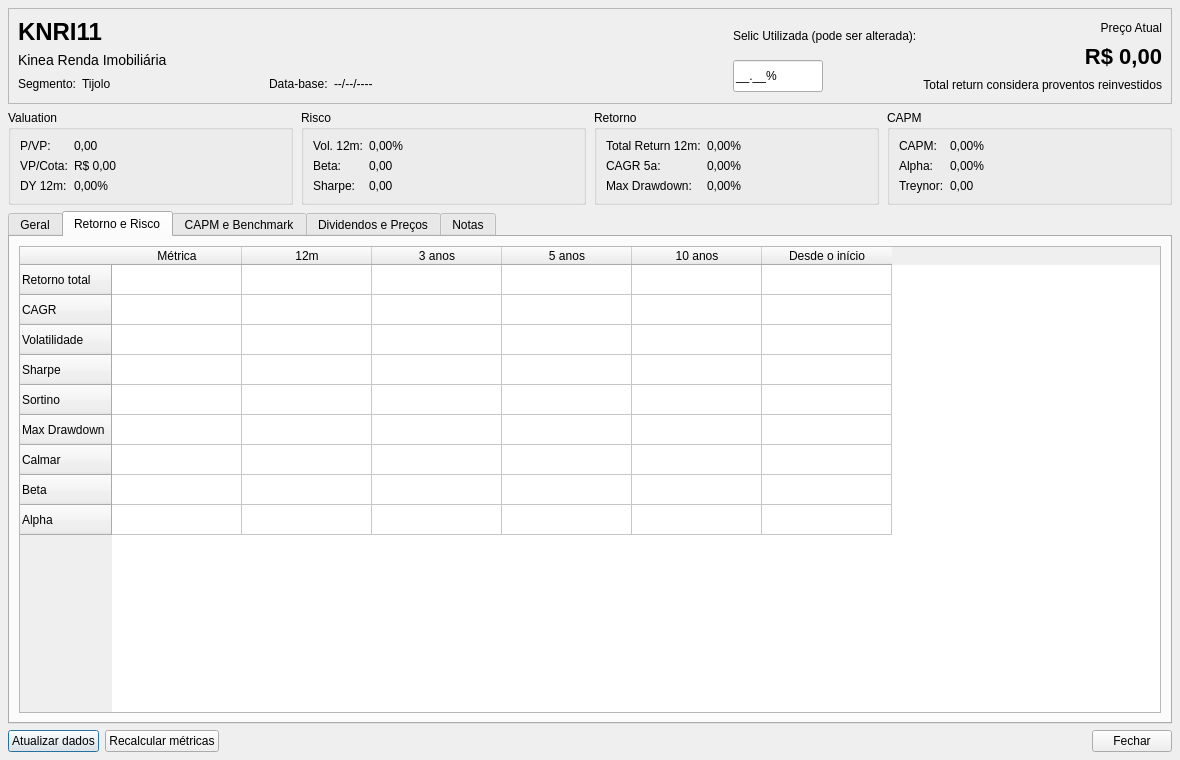
Qt form src/ui/frmFiiDetail.ui (jeronimopenha/MarginMiner) before a commit.
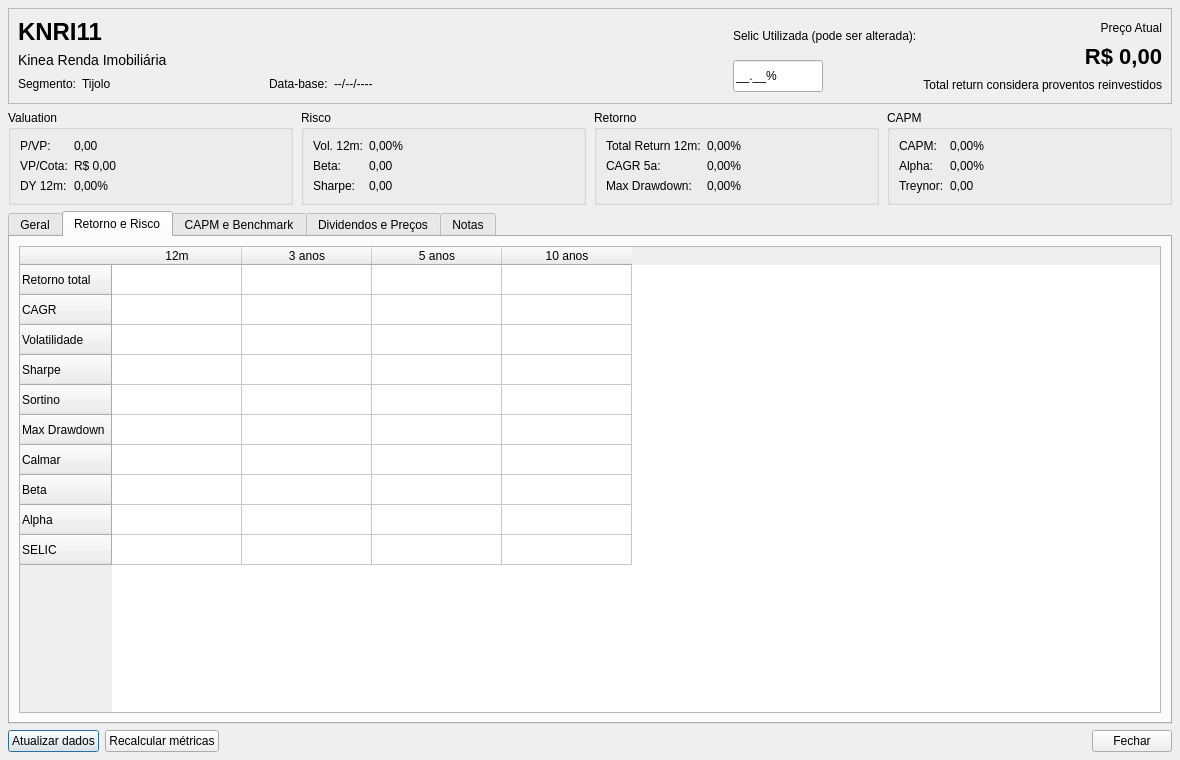
The same form after that commit. The open tabs and pages were chosen to show the change.

Diff of the .ui file:
```diff
--- a/src/ui/frmFiiDetail.ui
+++ b/src/ui/frmFiiDetail.ui
@@ -634,10 +634,10 @@
        <item>
         <widget class="QTableWidget" name="tblRetornoRisco">
          <property name="rowCount">
-          <number>9</number>
+          <number>10</number>
          </property>
          <property name="columnCount">
-          <number>6</number>
+          <number>4</number>
          </property>
          <attribute name="horizontalHeaderDefaultSectionSize">
           <number>130</number>
@@ -687,11 +687,11 @@
            <string>Alpha</string>
           </property>
          </row>
-         <column>
+         <row>
           <property name="text">
-           <string>Métrica</string>
+           <string>SELIC</string>
           </property>
-         </column>
+         </row>
          <column>
           <property name="text">
            <string>12m</string>
@@ -712,11 +712,6 @@
            <string>10 anos</string>
           </property>
          </column>
-         <column>
-          <property name="text">
-           <string>Desde o início</string>
-          </property>
-         </column>
         </widget>
        </item>
       </layout>
```
